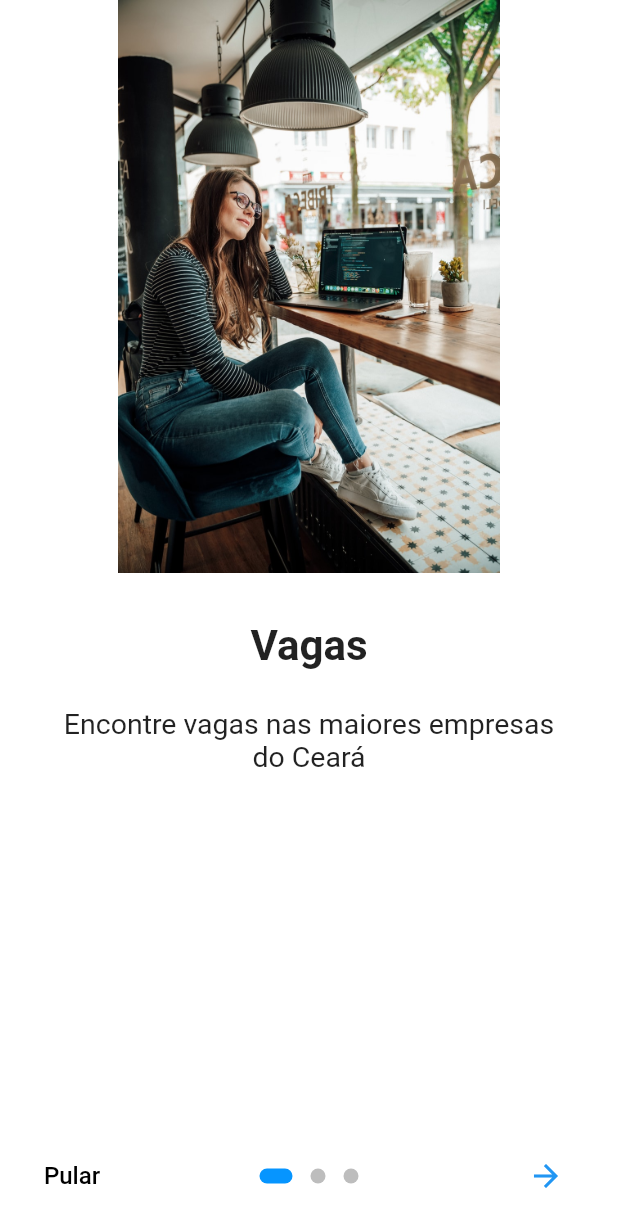
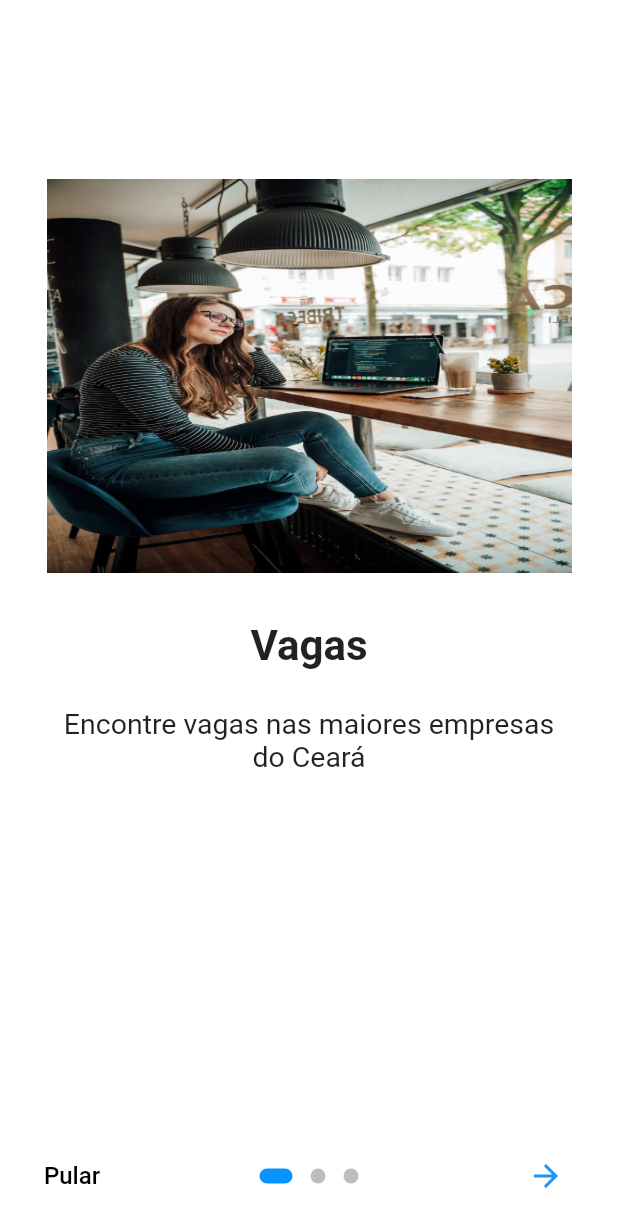
Before and after one commit to iury0393/skilla-mobile, a Flutter app: the screen it shows after launch, on a phone screen of 412 x 824 dp. Shown: the top 1227 px of the screen. Run offline on Flutter 3.47's test engine with Material 2 defaults, Android fonts, the phone set to English and light mode, and no system bars; drawn by our look-alikes of introduction_screen; our stand-ins replace splashscreen.

Commit message:
Corrigindo as imagens do inicio

```diff
--- a/lib/screens/intro/intro_screen.dart
+++ b/lib/screens/intro/intro_screen.dart
@@ -21,7 +21,7 @@ class _IntroScreenState extends State<IntroScreen> {
 
   Widget _buildImage(String assetName) {
     return Align(
-      child: Image.asset('assets/$assetName.jpeg', width: 350.0),
+      child: Image.asset('assets/$assetName.png', width: 350.0),
       alignment: Alignment.bottomCenter,
     );
   }
```
Also changed, not shown: assets/intro1.jpeg (deleted), assets/intro1.png (added), assets/intro2.jpeg (deleted), assets/intro2.png (added), assets/intro3.jpeg (deleted), assets/intro3.png (added), assets/logo.png.
